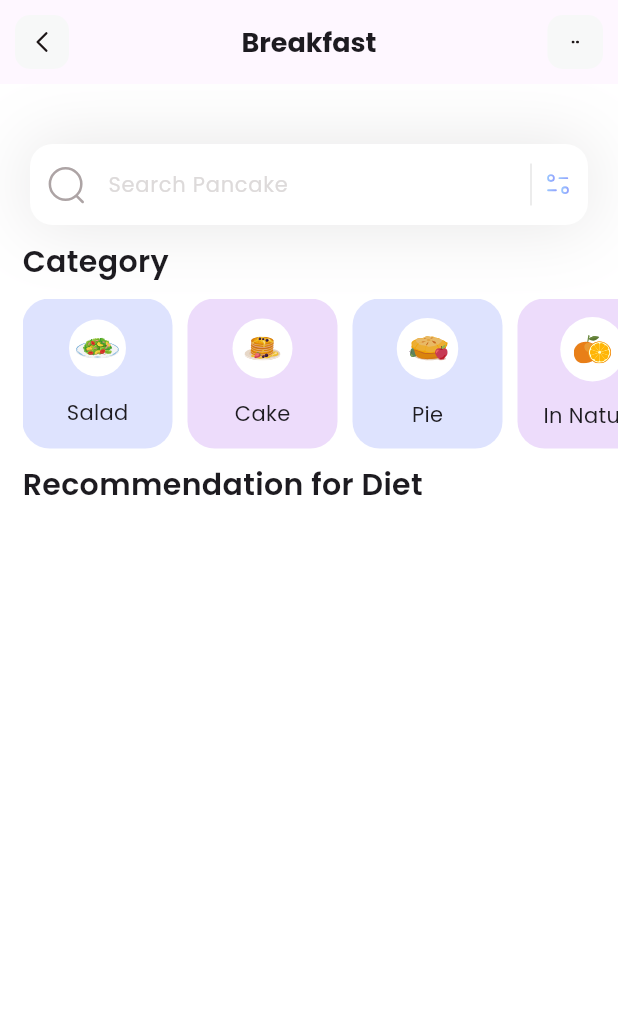
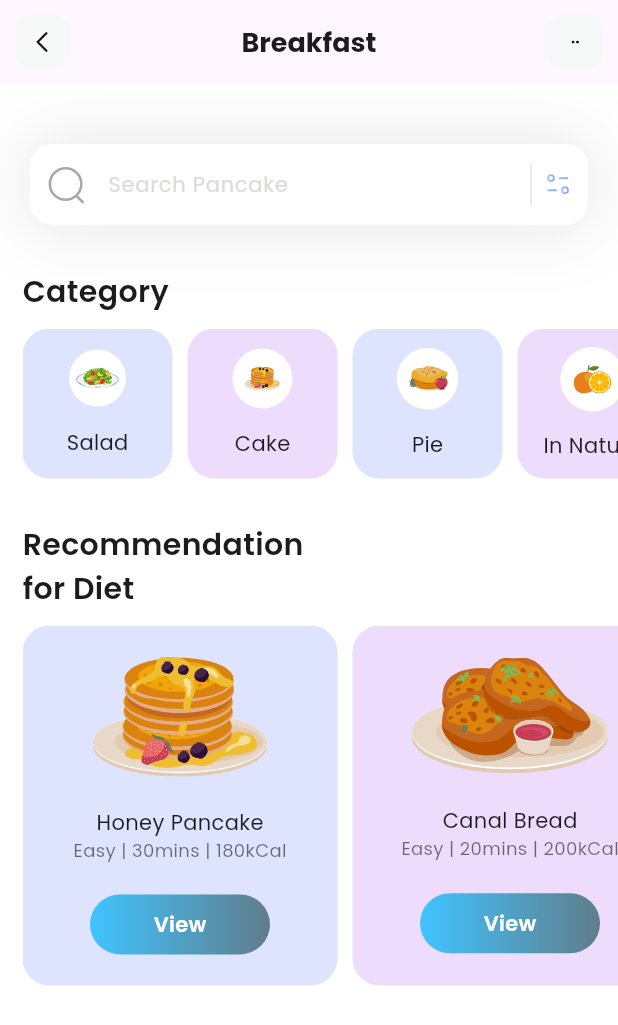
Before and after one commit to igor64BR/fitness_ifood, a Flutter app: the screen it shows after launch, on a phone screen of 412 x 824 dp. Shown: the top 1025 px of the screen. Run offline on Flutter 3.47's test engine with Material 3 defaults, Android fonts, the phone set to English and light mode, and no system bars; our stand-ins replace flutter_svg.

Commit message:
feat: Recommendation section

```diff
--- a/lib/components/infinite_list.dart
+++ b/lib/components/infinite_list.dart
@@ -2,16 +2,16 @@ import 'package:flutter/material.dart';
 
 class InfiniteList extends StatelessWidget {
   final List<Widget> collection;
-  final int width;
-  final int height;
+  final double? listWidth;
+  final double listHeight;
   final double xSpacing;
   final double ySpacing;
 
   const InfiniteList({
     super.key,
     required this.collection,
-    this.height = 100,
-    this.width = 100,
+    this.listHeight = 100,
+    this.listWidth,
     this.xSpacing = 10,
     this.ySpacing = 10,
   });
@@ -20,7 +20,8 @@ class InfiniteList extends StatelessWidget {
   Widget build(BuildContext context) {
     return Container(
       padding: const EdgeInsets.only(left: 15),
-      height: 100,
+      width: listWidth,
+      height: listHeight,
       child: ListView.separated(
         scrollDirection: Axis.horizontal,
         separatorBuilder: (context, index) {
--- a/lib/components/item_card.dart
+++ b/lib/components/item_card.dart
@@ -1,18 +1,62 @@
-import 'package:fitness_ifood/entities/base_card_item.dart';
+import 'package:fitness_ifood/entities/base_entity.dart';
 import 'package:flutter/material.dart';
 import 'package:flutter_svg/flutter_svg.dart';
 
 class ItemCard extends StatelessWidget {
-  final BaseCardItem item;
+  final BaseEntity item;
   final double height;
   final double width;
+  final bool showCircleBg;
 
-  const ItemCard({
+  final List<Widget> _displayedWidgets = [];
+
+  final List<Widget>? additionalChildren;
+
+  ItemCard({
     super.key,
     required this.item,
     this.width = 100,
     this.height = 100,
-  });
+    this.showCircleBg = true,
+    this.additionalChildren,
+  }) {
+    var image = showCircleBg
+        ? Container(
+            padding: const EdgeInsets.all(12),
+            decoration: const BoxDecoration(
+              shape: BoxShape.circle,
+              color: Colors.white,
+            ),
+            child: SvgPicture.asset(item.iconPath),
+          )
+        : SvgPicture.asset(item.iconPath);
+
+    var text = item.subtitle == null
+        ? Text(item.title)
+        : Column(
+            children: [
+              Text(item.title),
+              Text(
+                item.subtitle!,
+                style: TextStyle(
+                  fontSize: 12,
+                  color: Colors.black.withOpacity(.55),
+                ),
+              ),
+            ],
+          );
+
+    _displayedWidgets.addAll([
+      image,
+      text,
+    ]);
+
+    if (additionalChildren != null) {
+      _displayedWidgets.add(Column(
+        children: additionalChildren!,
+      ));
+    }
+  }
 
   @override
   Widget build(BuildContext context) {
@@ -26,17 +70,7 @@ class ItemCard extends StatelessWidget {
       child: Column(
         crossAxisAlignment: CrossAxisAlignment.center,
         mainAxisAlignment: MainAxisAlignment.spaceEvenly,
-        children: [
-          Container(
-            padding: const EdgeInsets.all(12),
-            decoration: const BoxDecoration(
-              shape: BoxShape.circle,
-              color: Colors.white,
-            ),
-            child: SvgPicture.asset(item.iconPath),
-          ),
-          Text(item.title),
-        ],
+        children: _displayedWidgets,
       ),
     );
   }
--- a/lib/entities/base_card_item.dart
+++ b/lib/entities/base_entity.dart
@@ -1,6 +1,6 @@
 import 'package:flutter/material.dart';
 
-abstract class BaseCardItem {
+abstract class BaseEntity<T extends BaseEntity<T>> {
   // Counts the number of items already created. This helps to set unique ids
   //  for children entities
   static int _count = 0;
@@ -10,10 +10,12 @@ abstract class BaseCardItem {
   get id => _id;
 
   final String title;
+  final String? subtitle;
   final String iconPath;
   final Color backgroundColor;
 
-  BaseCardItem({
+  BaseEntity({
+    this.subtitle,
     required this.title,
     required this.iconPath,
     required this.backgroundColor,
--- a/lib/entities/category.dart
+++ b/lib/entities/category.dart
@@ -1,6 +1,6 @@
-import 'package:fitness_ifood/entities/base_card_item.dart';
+import 'package:fitness_ifood/entities/base_entity.dart';
 
-class Category extends BaseCardItem {
+class Category extends BaseEntity<Category> {
   Category({
     required super.title,
     required super.backgroundColor,
--- a/lib/entities/recommendation.dart
+++ b/lib/entities/recommendation.dart
@@ -1,8 +1,9 @@
-import 'package:fitness_ifood/entities/base_card_item.dart';
+import 'package:fitness_ifood/entities/base_entity.dart';
 
-class Recommendation extends BaseCardItem {
+class Recommendation extends BaseEntity<Recommendation> {
   Recommendation({
     required super.title,
+    required super.subtitle,
     required super.iconPath,
     required super.backgroundColor,
   });
--- a/lib/pages/main_page/main_page.dart
+++ b/lib/pages/main_page/main_page.dart
@@ -5,7 +5,7 @@ import 'appbar_button.dart';
 import 'main_page_body.dart';
 
 class MainPage extends StatefulWidget {
-  const MainPage({Key? key}) : super(key: key);
+  const MainPage({super.key});
 
   @override
   State<MainPage> createState() => _MainPageState();
--- a/lib/pages/main_page/main_page_body.dart
+++ b/lib/pages/main_page/main_page_body.dart
@@ -9,15 +9,18 @@ class MainPageBody extends StatelessWidget {
 
   @override
   Widget build(BuildContext context) {
-    return Column(
-      crossAxisAlignment: CrossAxisAlignment.start,
-      children: [
-        const AppSearchBar(),
-        _spacer,
-        Categories(),
-        _spacer,
-        Recommendations(),
-      ],
+    var bodyChildren = [
+      const AppSearchBar(),
+      _spacer,
+      Categories(),
+      _spacer,
+      Recommendations(),
+    ];
+
+    return ListView.separated(
+      itemBuilder: (_, index) => bodyChildren[index],
+      separatorBuilder: (context, index) => _spacer,
+      itemCount: bodyChildren.length,
     );
   }
 
--- a/lib/pages/main_page/recomendations.dart
+++ b/lib/pages/main_page/recomendations.dart
@@ -1,32 +1,73 @@
 import 'package:fitness_ifood/components/infinite_list.dart';
 import 'package:fitness_ifood/components/item_card.dart';
-import 'package:fitness_ifood/entities/recommendation.dart';
+import 'package:fitness_ifood/utils/recommendation_service.dart';
 import 'package:flutter/material.dart';
 
 class Recommendations extends StatelessWidget {
-  const Recommendations({super.key});
+  Recommendations({super.key});
+
+  final _recommendationService = RecommendationService();
 
   @override
   Widget build(BuildContext context) {
-    var recommendations = <Recommendation>[];
+    var recommendations = _recommendationService.getAll();
+
     return Column(
       crossAxisAlignment: CrossAxisAlignment.start,
       children: [
         const Padding(
           padding: EdgeInsets.only(left: 15.0),
-          child: Text(
-            "Recommendation for Diet",
-            style: TextStyle(
-              fontWeight: FontWeight.w600,
-              fontSize: 20,
-            ),
+          child: Column(
+            crossAxisAlignment: CrossAxisAlignment.start,
+            children: [
+              Text(
+                "Recommendation\nfor Diet",
+                style: TextStyle(
+                  fontWeight: FontWeight.w600,
+                  fontSize: 20,
+                ),
+              ),
+            ],
           ),
         ),
-        InfiniteList(collection: [
-          for (var recommendation in recommendations)
-            ItemCard(item: recommendation),
-        ])
+        const SizedBox(height: 10),
+        InfiniteList(
+          listHeight: 240,
+          collection: [
+            for (var recommendation in recommendations)
+              ItemCard(
+                item: recommendation,
+                width: 210,
+                showCircleBg: false,
+                additionalChildren: [_viewButton],
+              ),
+          ],
+        )
       ],
     );
   }
+
+  get _viewButton {
+    return Container(
+      alignment: Alignment.center,
+      width: 120,
+      height: 40,
+      decoration: BoxDecoration(
+        gradient: const LinearGradient(
+          colors: [
+            Colors.lightBlueAccent,
+            Colors.blueGrey,
+          ],
+        ),
+        borderRadius: BorderRadius.circular(30),
+      ),
+      child: const Text(
+        "View",
+        style: TextStyle(
+          color: Colors.white,
+          fontWeight: FontWeight.w600,
+        ),
+      ),
+    );
+  }
 }
--- /dev/null
+++ b/lib/utils/base_service.dart
@@ -0,0 +1,27 @@
+import 'package:fitness_ifood/entities/base_entity.dart';
+import 'package:flutter/cupertino.dart';
+
+abstract class BaseService<T extends BaseEntity<T>> {
+  BaseService();
+
+  @protected
+  late List<T> allItems;
+
+  List<T> getAll() => allItems;
+
+  T getByIndex(int index) => allItems[index];
+
+  void create(T item) => allItems.add(item);
+
+  void update(T item) {
+    var index = allItems.indexWhere((element) => element.id == item.id);
+
+    allItems[index] = item;
+  }
+
+  void delete(T item) {
+    var index = allItems.indexWhere((element) => element.id == item.id);
+
+    allItems.removeAt(index);
+  }
+}
--- a/lib/utils/category_service.dart
+++ b/lib/utils/category_service.dart
@@ -1,8 +1,10 @@
 import 'package:fitness_ifood/entities/category.dart';
+import 'package:fitness_ifood/utils/base_service.dart';
 import 'package:flutter/material.dart';
 
-class CategoryService {
-  final List<Category> _allCategories = [
+class CategoryService extends BaseService<Category> {
+  CategoryService() {
+    allItems = [
       Category(
         title: 'Salad',
         backgroundColor: const Color(0xff92A3FD),
@@ -24,24 +26,5 @@ class CategoryService {
         iconPath: "assets/icons/orange-snacks.svg",
       ),
     ];
-
-  List<Category> getAll() => _allCategories;
-
-  Category getByIndex(int index) => _allCategories[index];
-
-  void create(Category category) => _allCategories.add(category);
-
-  void update(Category category) {
-    var index =
-        _allCategories.indexWhere((element) => element.id == category.id);
-
-    _allCategories[index] = category;
-  }
-
-  void delete(Category category) {
-    var index =
-        _allCategories.indexWhere((element) => element.id == category.id);
-
-    _allCategories.removeAt(index);
   }
 }
--- /dev/null
+++ b/lib/utils/recommendation_service.dart
@@ -0,0 +1,34 @@
+import 'package:fitness_ifood/entities/recommendation.dart';
+import 'package:fitness_ifood/utils/base_service.dart';
+import 'package:flutter/cupertino.dart';
+
+class RecommendationService extends BaseService<Recommendation> {
+  RecommendationService() {
+    allItems = [
+      Recommendation(
+        title: 'Honey Pancake',
+        subtitle: "Easy | 30mins | 180kCal",
+        backgroundColor: const Color(0xff92A3FD),
+        iconPath: "assets/icons/honey-pancakes.svg",
+      ),
+      Recommendation(
+        title: 'Canal Bread',
+        subtitle: "Easy | 20mins | 200kCal",
+        backgroundColor: const Color(0xffC58BF2),
+        iconPath: "assets/icons/canai-bread.svg",
+      ),
+      Recommendation(
+        title: 'Pie',
+        subtitle: "Medium | 130mins | 380kCal",
+        backgroundColor: const Color(0xff92A3FD),
+        iconPath: "assets/icons/honey-pancakes.svg",
+      ),
+      Recommendation(
+        title: 'Orange Juice',
+        subtitle: "Very Easy | 8mins | 30kCal",
+        backgroundColor: const Color(0xffC58BF2),
+        iconPath: "assets/icons/canai-bread.svg",
+      ),
+    ];
+  }
+}
```
Lines whose indentation alone changed are shown as unchanged.
